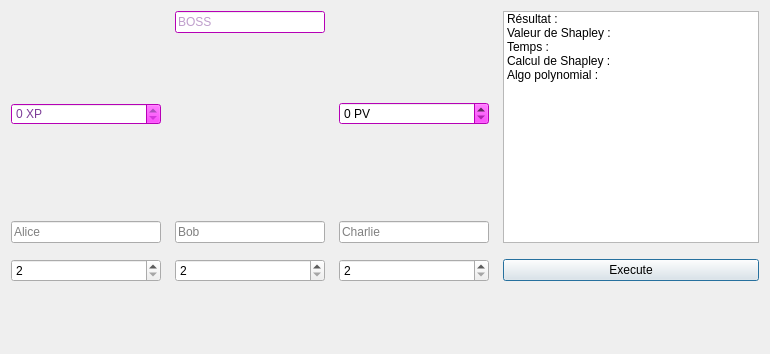
This is Forms/tplayerwindow.ui in Ehonne/Valeurs-de-Shapley as Qt 5 draws it before an edit. The edited form follows.
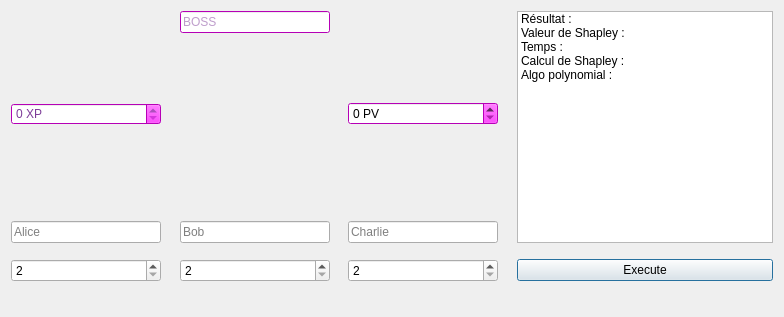
This is the edited form. Icons and pictures are not drawn.

Diff of the .ui file:
```diff
--- a/Forms/tplayerwindow.ui
+++ b/Forms/tplayerwindow.ui
@@ -6,8 +6,8 @@
    <rect>
     <x>0</x>
     <y>0</y>
-    <width>770</width>
-    <height>354</height>
+    <width>784</width>
+    <height>317</height>
    </rect>
   </property>
   <property name="windowTitle">
```
Left out of the diff: 4 changed lines with no effect on the pictures.
